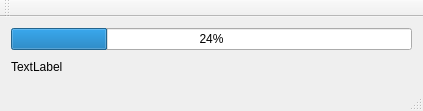
Before: the Qt Designer form CopyFiles/mainwindow.ui in trumpton/AccessibleApps, drawn with Qt 5.
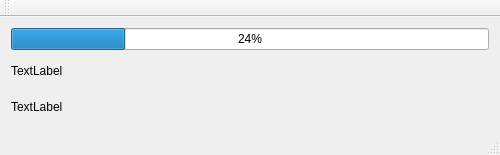
After: the same form once the commit is applied.

What changed in the file:
```diff
--- a/CopyFiles/mainwindow.ui
+++ b/CopyFiles/mainwindow.ui
@@ -6,10 +6,22 @@
    <rect>
     <x>0</x>
     <y>0</y>
-    <width>423</width>
-    <height>111</height>
+    <width>500</width>
+    <height>155</height>
    </rect>
   </property>
+  <property name="minimumSize">
+   <size>
+    <width>500</width>
+    <height>155</height>
+   </size>
+  </property>
+  <property name="maximumSize">
+   <size>
+    <width>500</width>
+    <height>155</height>
+   </size>
+  </property>
   <property name="windowTitle">
    <string>Copying Examples</string>
   </property>
@@ -23,7 +35,14 @@
      </widget>
     </item>
     <item>
-     <widget class="QLabel" name="label">
+     <widget class="QLabel" name="labelFolder">
+      <property name="text">
+       <string>TextLabel</string>
+      </property>
+     </widget>
+    </item>
+    <item>
+     <widget class="QLabel" name="labelFile">
       <property name="text">
        <string>TextLabel</string>
       </property>
```
Left out of the diff: 6 changed lines with no effect on the pictures.
